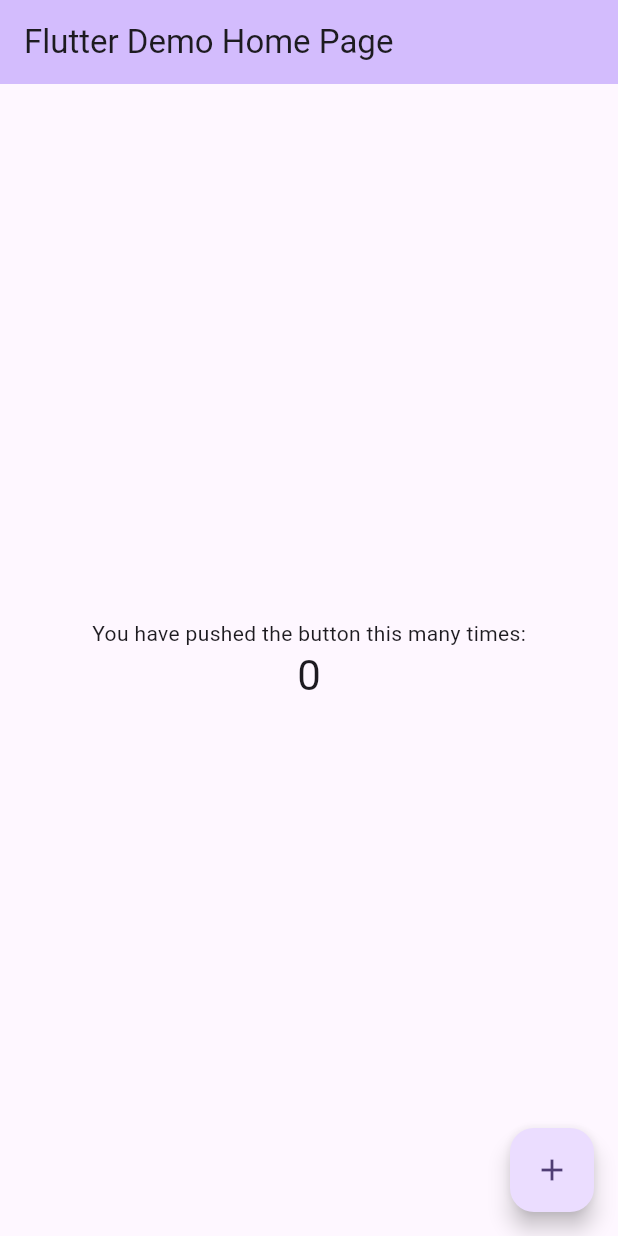
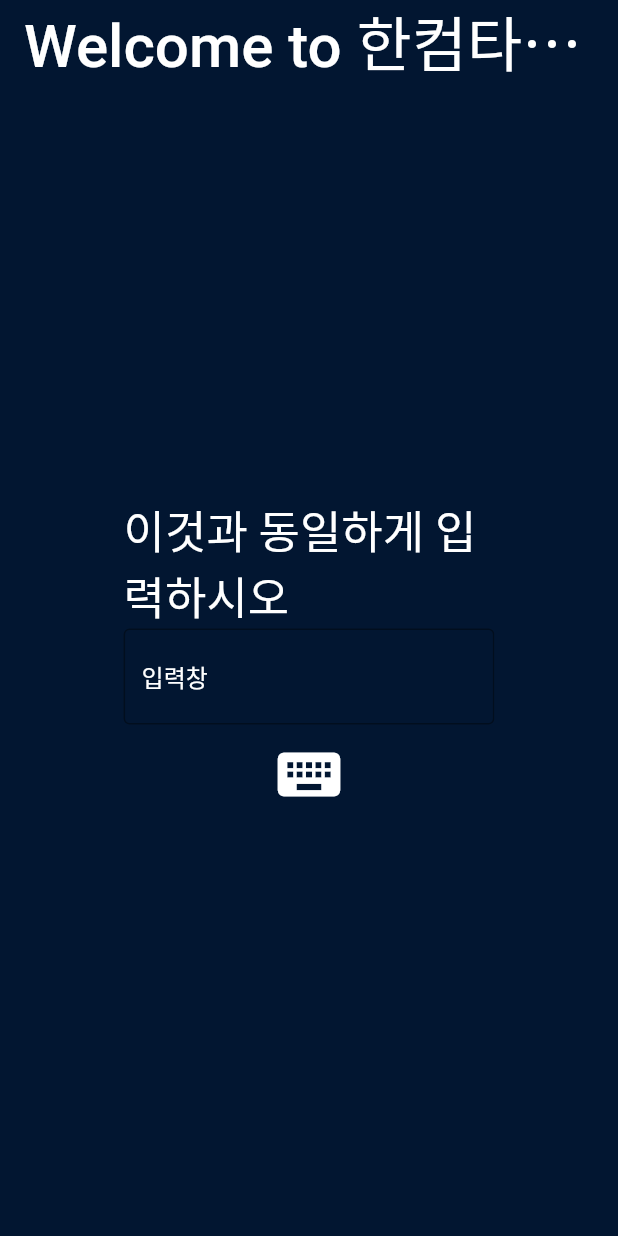
Before and after one commit to hong-dev/typing-practice, a Flutter app: the screen it shows after launch, on a phone screen of 412 x 824 dp. Run offline on Flutter 3.47's test engine with Material 2 defaults, Android fonts, the phone set to English and light mode, and no system bars.

Commit message:
add input field (#1)

```diff
--- a/lib/main.dart
+++ b/lib/main.dart
@@ -1,125 +1,17 @@
 import 'package:flutter/material.dart';
+import 'package:typing_practice/screens/home_screen.dart';
 
 void main() {
-  runApp(const MyApp());
+  runApp(const App());
 }
 
-class MyApp extends StatelessWidget {
-  const MyApp({super.key});
+class App extends StatelessWidget {
+  const App({super.key});
 
-  // This widget is the root of your application.
   @override
   Widget build(BuildContext context) {
-    return MaterialApp(
-      title: 'Flutter Demo',
-      theme: ThemeData(
-        // This is the theme of your application.
-        //
-        // TRY THIS: Try running your application with "flutter run". You'll see
-        // the application has a blue toolbar. Then, without quitting the app,
-        // try changing the seedColor in the colorScheme below to Colors.green
-        // and then invoke "hot reload" (save your changes or press the "hot
-        // reload" button in a Flutter-supported IDE, or press "r" if you used
-        // the command line to start the app).
-        //
-        // Notice that the counter didn't reset back to zero; the application
-        // state is not lost during the reload. To reset the state, use hot
-        // restart instead.
-        //
-        // This works for code too, not just values: Most code changes can be
-        // tested with just a hot reload.
-        colorScheme: ColorScheme.fromSeed(seedColor: Colors.deepPurple),
-        useMaterial3: true,
-      ),
-      home: const MyHomePage(title: 'Flutter Demo Home Page'),
+    return const MaterialApp(
+      home: HomeScreen(),
     );
   }
 }
-
-class MyHomePage extends StatefulWidget {
-  const MyHomePage({super.key, required this.title});
-
-  // This widget is the home page of your application. It is stateful, meaning
-  // that it has a State object (defined below) that contains fields that affect
-  // how it looks.
-
-  // This class is the configuration for the state. It holds the values (in this
-  // case the title) provided by the parent (in this case the App widget) and
-  // used by the build method of the State. Fields in a Widget subclass are
-  // always marked "final".
-
-  final String title;
-
-  @override
-  State<MyHomePage> createState() => _MyHomePageState();
-}
-
-class _MyHomePageState extends State<MyHomePage> {
-  int _counter = 0;
-
-  void _incrementCounter() {
-    setState(() {
-      // This call to setState tells the Flutter framework that something has
-      // changed in this State, which causes it to rerun the build method below
-      // so that the display can reflect the updated values. If we changed
-      // _counter without calling setState(), then the build method would not be
-      // called again, and so nothing would appear to happen.
-      _counter++;
-    });
-  }
-
-  @override
-  Widget build(BuildContext context) {
-    // This method is rerun every time setState is called, for instance as done
-    // by the _incrementCounter method above.
-    //
-    // The Flutter framework has been optimized to make rerunning build methods
-    // fast, so that you can just rebuild anything that needs updating rather
-    // than having to individually change instances of widgets.
-    return Scaffold(
-      appBar: AppBar(
-        // TRY THIS: Try changing the color here to a specific color (to
-        // Colors.amber, perhaps?) and trigger a hot reload to see the AppBar
-        // change color while the other colors stay the same.
-        backgroundColor: Theme.of(context).colorScheme.inversePrimary,
-        // Here we take the value from the MyHomePage object that was created by
-        // the App.build method, and use it to set our appbar title.
-        title: Text(widget.title),
-      ),
-      body: Center(
-        // Center is a layout widget. It takes a single child and positions it
-        // in the middle of the parent.
-        child: Column(
-          // Column is also a layout widget. It takes a list of children and
-          // arranges them vertically. By default, it sizes itself to fit its
-          // children horizontally, and tries to be as tall as its parent.
-          //
-          // Column has various properties to control how it sizes itself and
-          // how it positions its children. Here we use mainAxisAlignment to
-          // center the children vertically; the main axis here is the vertical
-          // axis because Columns are vertical (the cross axis would be
-          // horizontal).
-          //
-          // TRY THIS: Invoke "debug painting" (choose the "Toggle Debug Paint"
-          // action in the IDE, or press "p" in the console), to see the
-          // wireframe for each widget.
-          mainAxisAlignment: MainAxisAlignment.center,
-          children: <Widget>[
-            const Text(
-              'You have pushed the button this many times:',
-            ),
-            Text(
-              '$_counter',
-              style: Theme.of(context).textTheme.headlineMedium,
-            ),
-          ],
-        ),
-      ),
-      floatingActionButton: FloatingActionButton(
-        onPressed: _incrementCounter,
-        tooltip: 'Increment',
-        child: const Icon(Icons.add),
-      ), // This trailing comma makes auto-formatting nicer for build methods.
-    );
-  }
-}
--- /dev/null
+++ b/lib/screens/home_screen.dart
@@ -0,0 +1,121 @@
+import 'package:flutter/material.dart';
+
+class HomeScreen extends StatefulWidget {
+  const HomeScreen({super.key});
+
+  @override
+  State<HomeScreen> createState() => _HomeScreenState();
+}
+
+class _HomeScreenState extends State<HomeScreen> {
+  String originalText = "이것과 동일하게 입력하시오";
+  bool isAnswer = false;
+
+  final textController = TextEditingController();
+
+  @override
+  Widget build(BuildContext context) {
+    return Scaffold(
+      backgroundColor: const Color(0xFF021631),
+      appBar: AppBar(
+        elevation: 0,
+        backgroundColor: const Color(0xFF021631),
+        foregroundColor: Colors.white,
+        title: const Text(
+          "Welcome to 한컴타자연습",
+          style: TextStyle(fontSize: 40),
+        ),
+      ),
+      body: Row(
+        children: [
+          Flexible(
+            child: Container(
+              decoration: const BoxDecoration(
+                color: Color(0xFF021631),
+              ),
+            ),
+          ),
+          Flexible(
+            flex: 3,
+            child: Column(
+              mainAxisAlignment: MainAxisAlignment.center,
+              children: [
+                Container(
+                  alignment: Alignment.center,
+                  decoration: const BoxDecoration(
+                    color: Color(0xFF021631),
+                  ),
+                  child: Text(
+                    originalText,
+                    style: const TextStyle(
+                      color: Colors.white,
+                      fontSize: 30,
+                      fontWeight: FontWeight.w100,
+                    ),
+                  ),
+                ),
+                TextFormField(
+                  controller: textController,
+                  cursorColor: Colors.white,
+                  style: const TextStyle(
+                    color: Colors.white,
+                  ),
+                  decoration: const InputDecoration(
+                    hoverColor: Colors.white,
+                    hintText: '입력창',
+                    hintStyle: TextStyle(
+                      color: Colors.white,
+                    ),
+                    border: OutlineInputBorder(),
+                  ),
+                  onFieldSubmitted: (String text) {
+                    setState(() {
+                      if (originalText == textController.text) {
+                        isAnswer = true;
+                      } else {
+                        isAnswer = false;
+                      }
+                    });
+                  },
+                ),
+                Center(
+                  child: IconButton(
+                    iconSize: 50,
+                    onPressed: () {
+                      setState(() {
+                        if (originalText == textController.text) {
+                          isAnswer = true;
+                        } else {
+                          isAnswer = false;
+                        }
+                      });
+                    },
+                    icon: const Icon(
+                      Icons.keyboard,
+                      color: Colors.white,
+                    ),
+                  ),
+                ),
+                Visibility(
+                    visible: isAnswer,
+                    child: const Text(
+                      '정답입니다!',
+                      style: TextStyle(
+                        color: Colors.white,
+                      ),
+                    ))
+              ],
+            ),
+          ),
+          Flexible(
+            child: Container(
+              decoration: const BoxDecoration(
+                color: Color(0xFF021631),
+              ),
+            ),
+          )
+        ],
+      ),
+    );
+  }
+}
```
